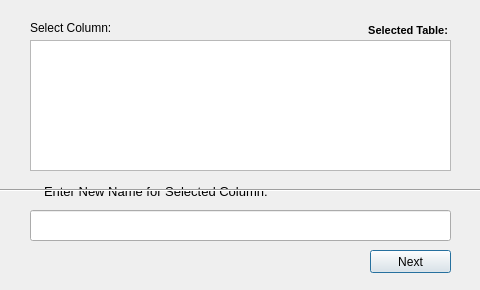
Old version of the form rename_col_confirmation.ui in the repository adiii-ui/MySQL-Frontend.
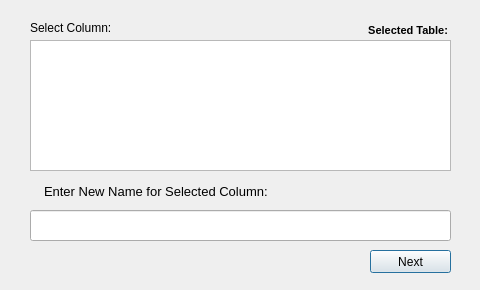
New version of the form. Icons and pictures are not drawn.

The edit to the form file:
```diff
--- a/rename_col_confirmation.ui
+++ b/rename_col_confirmation.ui
@@ -197,19 +197,6 @@
       <set>Qt::AlignRight|Qt::AlignTrailing|Qt::AlignVCenter</set>
      </property>
     </widget>
-    <widget class="Line" name="line">
-     <property name="geometry">
-      <rect>
-       <x>0</x>
-       <y>180</y>
-       <width>481</width>
-       <height>20</height>
-      </rect>
-     </property>
-     <property name="orientation">
-      <enum>Qt::Horizontal</enum>
-     </property>
-    </widget>
    </widget>
    <widget class="QWidget" name="confirmation_page">
     <widget class="QLabel" name="label">
```
